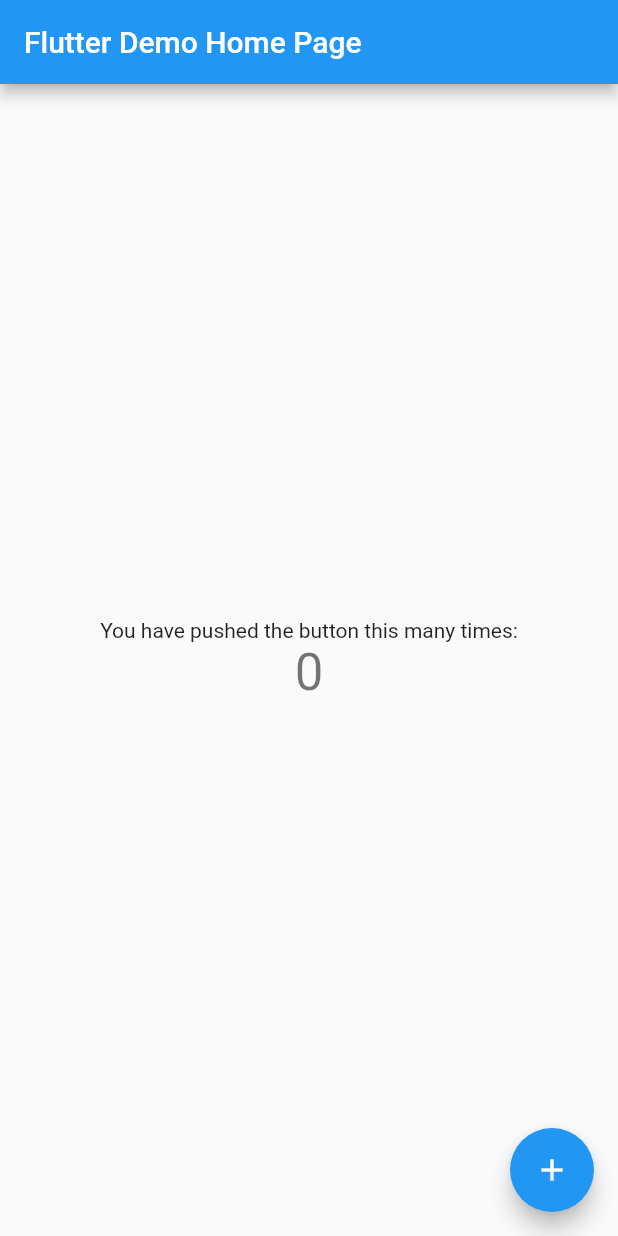
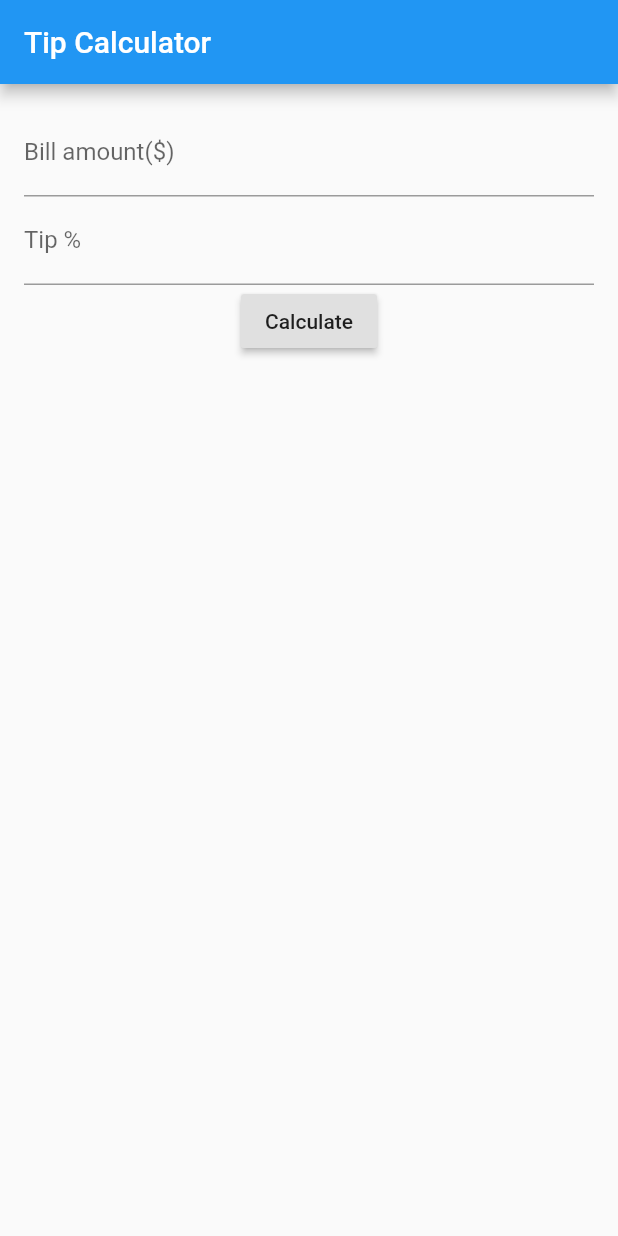
Before and after one commit to Jamesblack1/dart, a Flutter app: the screen it shows after launch, on a phone screen of 412 x 824 dp. Run offline on Flutter 3.47's test engine with Material 2 defaults, Android fonts, the phone set to English and light mode, and no system bars.

Commit message:
Se agrega campo para agregar propina y el monto gastado, cuando calcula muestra el total.

```diff
--- a/example_app_calc_prop/lib/main.dart
+++ b/example_app_calc_prop/lib/main.dart
@@ -1,111 +1,70 @@
 import 'package:flutter/material.dart';
 
-void main() => runApp(MyApp());
-
-class MyApp extends StatelessWidget {
-  // This widget is the root of your application.
-  @override
-  Widget build(BuildContext context) {
-    return MaterialApp(
-      title: 'Flutter Demo',
-      theme: ThemeData(
-        // This is the theme of your application.
-        //
-        // Try running your application with "flutter run". You'll see the
-        // application has a blue toolbar. Then, without quitting the app, try
-        // changing the primarySwatch below to Colors.green and then invoke
-        // "hot reload" (press "r" in the console where you ran "flutter run",
-        // or simply save your changes to "hot reload" in a Flutter IDE).
-        // Notice that the counter didn't reset back to zero; the application
-        // is not restarted.
-        primarySwatch: Colors.blue,
-      ),
-      home: MyHomePage(title: 'Flutter Demo Home Page'),
-    );
-  }
+void main() {
+  runApp(new MaterialApp(title: 'Tip Calculator', home: new TipCalculator()));
 }
 
-class MyHomePage extends StatefulWidget {
-  MyHomePage({Key key, this.title}) : super(key: key);
+class TipCalculator extends StatelessWidget {
 
-  // This widget is the home page of your application. It is stateful, meaning
-  // that it has a State object (defined below) that contains fields that affect
-  // how it looks.
-
-  // This class is the configuration for the state. It holds the values (in this
-  // case the title) provided by the parent (in this case the App widget) and
-  // used by the build method of the State. Fields in a Widget subclass are
-  // always marked "final".
-
-  final String title;
-
-  @override
-  _MyHomePageState createState() => _MyHomePageState();
-}
-
-class _MyHomePageState extends State<MyHomePage> {
-  int _counter = 0;
-
-  void _incrementCounter() {
-    setState(() {
-      // This call to setState tells the Flutter framework that something has
-      // changed in this State, which causes it to rerun the build method below
-      // so that the display can reflect the updated values. If we changed
-      // _counter without calling setState(), then the build method would not be
-      // called again, and so nothing would appear to happen.
-      _counter++;
-    });
-  }
+  double billAmount = 0.0;
+  double tipPercentage = 0.0;
 
   @override
   Widget build(BuildContext context) {
-    // This method is rerun every time setState is called, for instance as done
-    // by the _incrementCounter method above.
-    //
-    // The Flutter framework has been optimized to make rerunning build methods
-    // fast, so that you can just rebuild anything that needs updating rather
-    // than having to individually change instances of widgets.
-    return Scaffold(
-      appBar: AppBar(
-        // Here we take the value from the MyHomePage object that was created by
-        // the App.build method, and use it to set our appbar title.
-        title: Text(widget.title),
-      ),
-      body: Center(
-        // Center is a layout widget. It takes a single child and positions it
-        // in the middle of the parent.
-        child: Column(
-          // Column is also layout widget. It takes a list of children and
-          // arranges them vertically. By default, it sizes itself to fit its
-          // children horizontally, and tries to be as tall as its parent.
-          //
-          // Invoke "debug painting" (press "p" in the console, choose the
-          // "Toggle Debug Paint" action from the Flutter Inspector in Android
-          // Studio, or the "Toggle Debug Paint" command in Visual Studio Code)
-          // to see the wireframe for each widget.
-          //
-          // Column has various properties to control how it sizes itself and
-          // how it positions its children. Here we use mainAxisAlignment to
-          // center the children vertically; the main axis here is the vertical
-          // axis because Columns are vertical (the cross axis would be
-          // horizontal).
-          mainAxisAlignment: MainAxisAlignment.center,
-          children: <Widget>[
-            Text(
-              'You have pushed the button this many times:',
-            ),
-            Text(
-              '$_counter',
-              style: Theme.of(context).textTheme.display1,
-            ),
-          ],
-        ),
-      ),
-      floatingActionButton: FloatingActionButton(
-        onPressed: _incrementCounter,
-        tooltip: 'Increment',
-        child: Icon(Icons.add),
-      ), // This trailing comma makes auto-formatting nicer for build methods.
+
+    // Create first input field
+    TextField billAmountField = new TextField(
+      keyboardType: TextInputType.number,
+      onChanged: (String value) {
+        try {
+          billAmount = double.parse(value);
+        } catch (exception) {
+          billAmount = 0.0;
+        }
+      },
+      decoration: new InputDecoration(labelText: "Bill amount(\$)"),
     );
+
+    // Create another input field
+    TextField tipPercentageField = new TextField(
+        decoration: new InputDecoration(labelText: "Tip %", hintText: "15"),
+        keyboardType: TextInputType.number,
+        onChanged: (String value) {
+          try {
+            tipPercentage = double.parse(value);
+          } catch (exception) {
+            tipPercentage = 0.0;
+          }
+        });
+
+    // Create button
+    RaisedButton calculateButton = new RaisedButton(
+        child: new Text("Calculate"),
+        onPressed: () {
+          // Calculate tip and total
+          double calculatedTip = billAmount * tipPercentage / 100.0;
+          double total = billAmount + calculatedTip;
+
+          // Generate dialog
+          AlertDialog dialog = new AlertDialog(
+              content: new Text("Tip: \$$calculatedTip \n"
+                  "Total: \$$total"));
+
+          // Show dialog
+          showDialog(context: context, builder: (BuildContext context) => dialog);
+        });
+
+    Container container = new Container(
+        padding: const EdgeInsets.all(16.0),
+        child: new Column(
+            children: [billAmountField, tipPercentageField, calculateButton]));
+
+    AppBar appBar = new AppBar(title: new Text("Tip Calculator"));
+
+    Scaffold scaffold = new Scaffold(appBar: appBar, body: container);
+    return scaffold;
+
+
   }
+
 }
```
Also changed, not shown: 2 other files.
